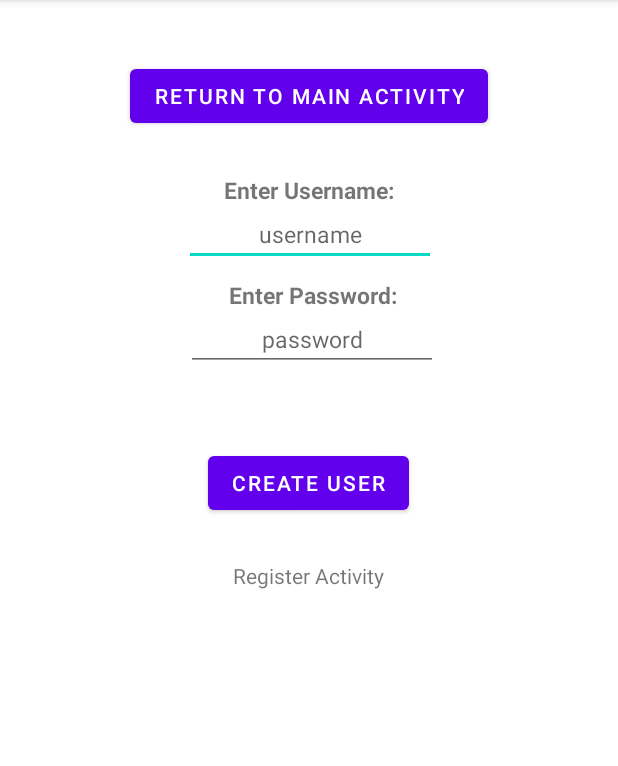
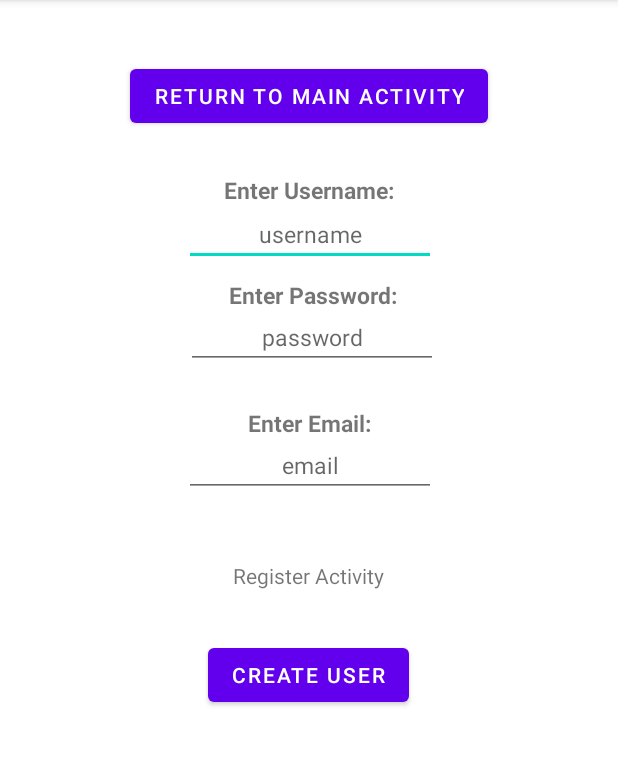
Before and after one commit to SyamMarcus/Android-Mobile-Development-Module, an Android app: the RegisterActivity screen opened directly, with no data from a screen before it, after a tap on "CREATE USER", on a phone screen of 412 x 824 dp, the part 84-850 px from its top. Run offline under Robolectric (Android 15) with nearby library versions, the phone set to English and light mode, and no system bars.

Commit message:
version 0.1.2
Feat:
- Added Email column to the database table
- Added method to add email when creating user
- Added feature to remove text after creating user
- Added Toast responses to creating users

```diff
--- a/app/src/main/java/com/example/geartrader/DbHelper.java
+++ b/app/src/main/java/com/example/geartrader/DbHelper.java
@@ -6,6 +6,7 @@ import android.database.SQLException;
 import android.database.sqlite.SQLiteDatabase;
 import android.database.sqlite.SQLiteOpenHelper;
 import android.util.Log;
+import android.widget.Toast;
 
 import androidx.annotation.Nullable;
 
@@ -15,7 +16,9 @@ public class DbHelper extends SQLiteOpenHelper {
     private static final String ID = "ID";
     private static final String NAME = "NAME";
     private static final String PASSWORD = "PASSWORD";
-    private static final String CREATE_TABLE = "CREATE TABLE "+TABLE_NAME+ " " + "("+ID+" INTEGER PRIMARY KEY AUTOINCREMENT, "+NAME+" VARCHAR(255) ,"+PASSWORD+" VARCHAR(225));";
+    private static final String EMAIL = "EMAIL";
+    private static final String CREATE_TABLE = "CREATE TABLE "+TABLE_NAME+ " " + "("+ID+" INTEGER PRIMARY KEY AUTOINCREMENT, "+NAME+" VARCHAR(255) ,"+PASSWORD+" VARCHAR(225) ,"+EMAIL+" VARCHAR(255));";
+    private static final String DROP_TABLE ="DROP TABLE IF EXISTS "+TABLE_NAME;
     private static final String TAG = "db";
 
     public DbHelper(@Nullable Context context) {
@@ -27,13 +30,18 @@ public class DbHelper extends SQLiteOpenHelper {
         try {
             db.execSQL(CREATE_TABLE);
         } catch (SQLException e) {
-            Log.e(TAG,"Failed to create table");
+            Log.e(TAG,"Failed to create database table");
         }
     }
 
     @Override
     public void onUpgrade(SQLiteDatabase db, int oldVersion, int newVersion) {
-
+        try {
+            db.execSQL(DROP_TABLE);
+            onCreate(db);
+        }catch (Exception e) {
+            Log.e(TAG,"Failed to upgrade database table");
+        }
     }
 
     public boolean createUser(RegisterActivity registerActivity) {
@@ -42,10 +50,16 @@ public class DbHelper extends SQLiteOpenHelper {
 
         cv.put(NAME, registerActivity.getUsername());
         cv.put(PASSWORD, registerActivity.getPassword());
+        cv.put(EMAIL, registerActivity.getEmail());
 
+        try {
+            db.insert(TABLE_NAME, null, cv);
+            Toast.makeText(registerActivity, "Created new user", Toast.LENGTH_SHORT).show();
+        } catch (Exception e) {
+            Toast.makeText(registerActivity, "Failed to create new user" , Toast.LENGTH_SHORT).show();
+        }
 
-        db.insert(TABLE_NAME, null, cv);
-
+        db.close();
         return true;
     }
 }
--- a/app/src/main/java/com/example/geartrader/RegisterActivity.java
+++ b/app/src/main/java/com/example/geartrader/RegisterActivity.java
@@ -5,6 +5,8 @@ import androidx.appcompat.app.AppCompatActivity;
 import android.content.Context;
 import android.content.Intent;
 import android.os.Bundle;
+import android.security.keystore.UserNotAuthenticatedException;
+import android.text.Editable;
 import android.util.Log;
 import android.view.View;
 import android.widget.Button;
@@ -12,7 +14,7 @@ import android.widget.EditText;
 import android.widget.Toast;
 
 public class RegisterActivity extends AppCompatActivity {
-    EditText Username, Pass;
+    EditText Username, Pass, Email;
     private Button openMainButton;
     private Button createUser;
     private static final String TAG = "3";
@@ -27,6 +29,7 @@ public class RegisterActivity extends AppCompatActivity {
         setContentView(R.layout.activity_register);
         Username = (EditText) findViewById(R.id.userEditTextView);
         Pass = (EditText) findViewById(R.id.passEditTextView);
+        Email = (EditText) findViewById(R.id.emailEditTextView);
 
         openMainButton = (Button) findViewById(R.id.openMainButton);
         openMainButton.setOnClickListener(new View.OnClickListener() {
@@ -53,7 +56,21 @@ public class RegisterActivity extends AppCompatActivity {
         startActivity(intent);
     }
 
-    public String getUsername() { return Username.getText().toString(); }
-    public String getPassword() { return Pass.getText().toString(); }
+    public String getUsername() {
+        String username = Username.getText().toString();
+        Username.setText("");
+        return username;
+    }
 
+    public String getPassword() {
+        String pass = Pass.getText().toString();
+        Pass.setText("");
+        return pass;
+    }
+
+    public String getEmail() {
+        String email = Email.getText().toString();
+        Email.setText("");
+        return email;
+    }
 }
--- a/app/src/main/res/layout/activity_register.xml
+++ b/app/src/main/res/layout/activity_register.xml
@@ -28,6 +28,22 @@
         android:textStyle="bold"
         android:textSize="15sp"
         android:text="Enter Username:" />
+
+    <TextView
+        android:id="@+id/emailTextView"
+        android:layout_width="168dp"
+        android:layout_height="wrap_content"
+        android:layout_alignParentStart="true"
+        android:layout_alignParentLeft="true"
+        android:layout_alignParentTop="true"
+        android:layout_centerHorizontal="true"
+        android:layout_marginStart="122dp"
+        android:layout_marginLeft="122dp"
+        android:layout_marginTop="271dp"
+        android:gravity="center"
+        android:text="Enter Email:"
+        android:textSize="15sp"
+        android:textStyle="bold" />
 
     <TextView
         android:id="@+id/passTextView"
@@ -62,22 +78,41 @@
         android:gravity="center"
         android:textSize="15sp" />
 
+
     <EditText
         android:id="@+id/passEditTextView"
-        android:hint="password"
         android:layout_width="168dp"
         android:layout_height="40dp"
         android:layout_alignParentTop="true"
         android:layout_alignParentEnd="true"
         android:layout_alignParentRight="true"
         android:layout_centerHorizontal="true"
-        android:layout_marginTop="207dp"
+        android:layout_marginTop="206dp"
         android:layout_marginEnd="120dp"
         android:layout_marginRight="120dp"
         android:ems="10"
         android:gravity="center"
-        android:textSize="15sp"
-        android:inputType="textPassword" />
+        android:hint="password"
+        android:inputType="textPassword"
+        android:textSize="15sp" />
+
+    <EditText
+        android:id="@+id/emailEditTextView"
+        android:layout_width="168dp"
+        android:layout_height="40dp"
+        android:layout_alignParentTop="true"
+        android:layout_alignParentEnd="true"
+        android:layout_alignParentRight="true"
+        android:layout_centerHorizontal="true"
+        android:layout_marginTop="291dp"
+        android:layout_marginEnd="121dp"
+        android:layout_marginRight="121dp"
+        android:ems="10"
+        android:gravity="center"
+        android:hint="email"
+        android:inputType="textPersonName"
+        android:textSize="15sp" />
+
 
     <Button
         android:id="@+id/createUser"
@@ -87,9 +122,8 @@
         android:layout_centerHorizontal="true"
         android:layout_marginStart="114dp"
         android:layout_marginLeft="114dp"
-        android:layout_marginTop="298dp"
+        android:layout_marginTop="426dp"
         android:text="Create User" />
-
 
     <Button
         android:id="@+id/openMainButton"
```
